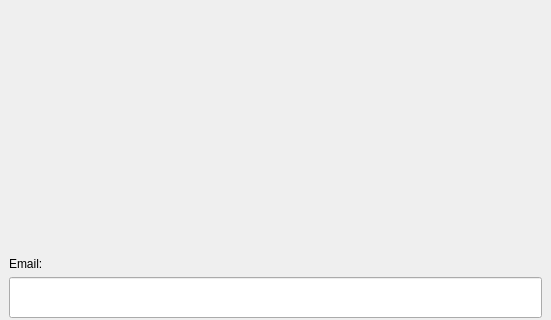
Above: project/pages/login_page.ui from Sason00/project before the change; both pictures show x 0 to 551 and y 0 to 320 of the 551 by 728 pixel window. Below: the same form after it.
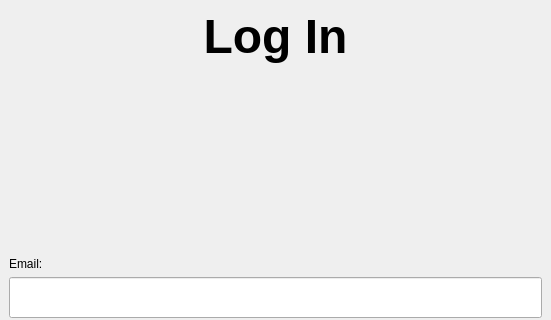
That is the form after the change.

The edit to the form file:
```diff
--- a/project/pages/login_page.ui
+++ b/project/pages/login_page.ui
@@ -32,6 +32,13 @@
    <layout class="QGridLayout" name="gridLayout_2">
     <item row="0" column="0">
      <layout class="QVBoxLayout" name="verticalLayout">
+      <item>
+       <widget class="QLabel" name="label_3">
+        <property name="text">
+         <string>&lt;html&gt;&lt;head/&gt;&lt;body&gt;&lt;p align=&quot;center&quot;&gt;&lt;span style=&quot; font-size:36pt; font-weight:700;&quot;&gt;Log In&lt;/span&gt;&lt;/p&gt;&lt;/body&gt;&lt;/html&gt;</string>
+        </property>
+       </widget>
+      </item>
       <item>
        <spacer name="verticalSpacer">
         <property name="orientation">
```
Left out of the diff: 4 changed lines with no effect on the pictures.
